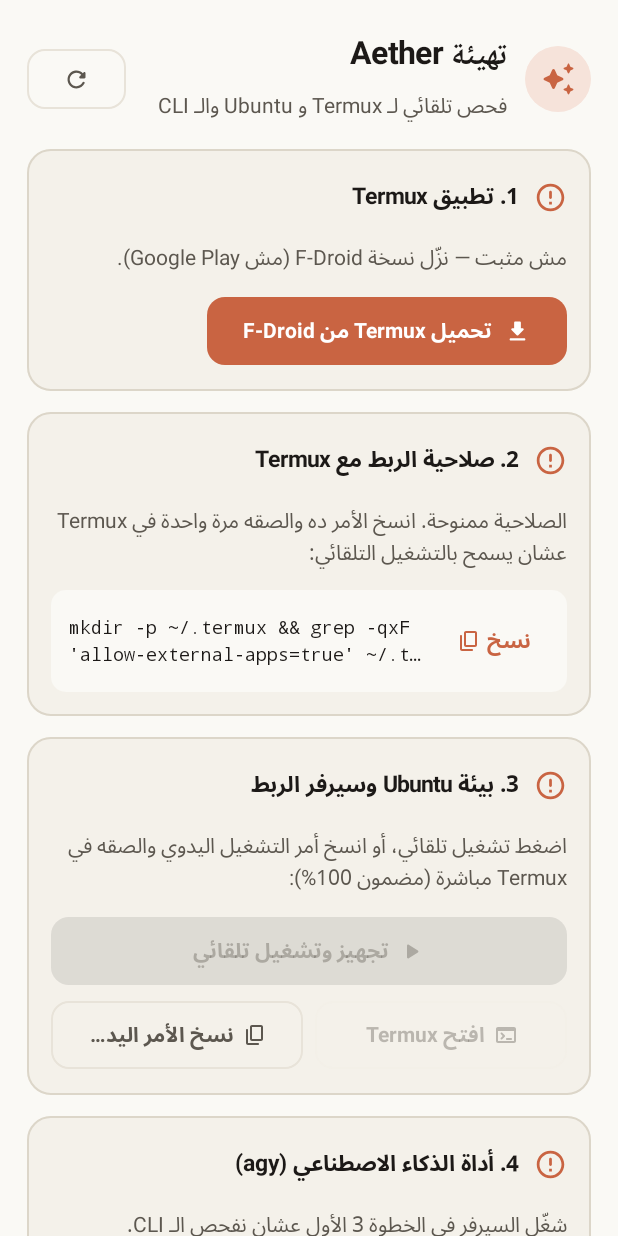
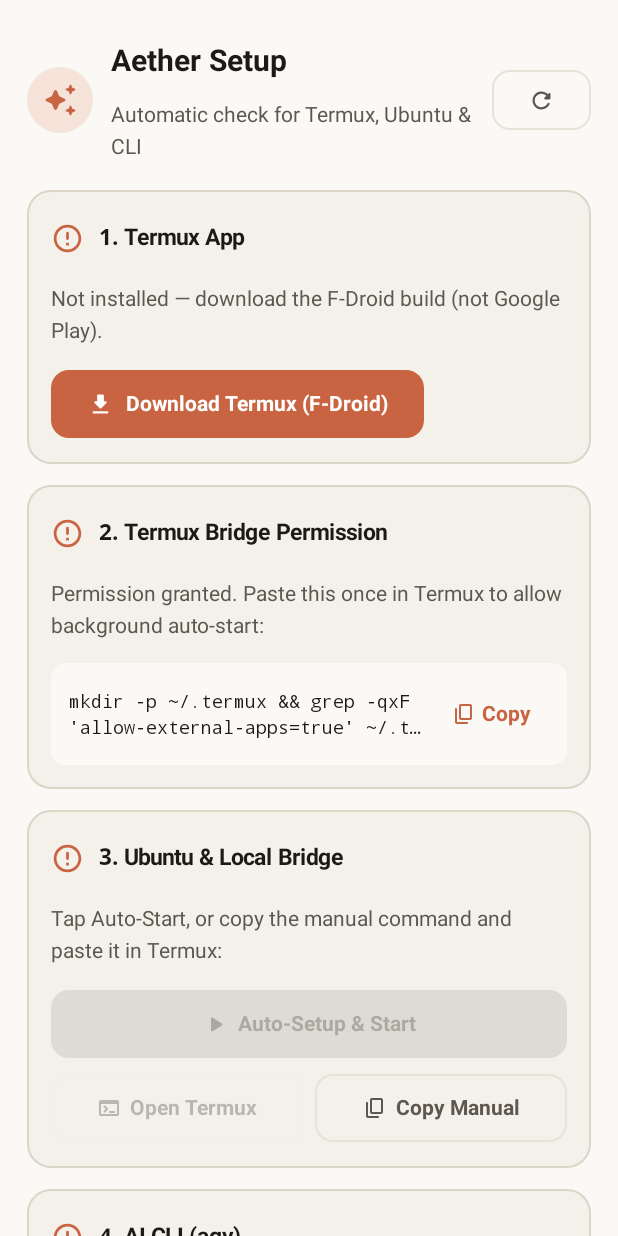
Before and after one commit to Khereba1/Aether, an Android app built with Jetpack Compose: the screen it shows after launch (MainActivity), on a phone screen of 412 x 824 dp. Run offline under Robolectric (Android 15) with nearby library versions, the phone set to English and light mode, and no system bars.

Commit message:
English UI, Markdown renderer, smart file download

```diff
--- a/app/build.gradle.kts
+++ b/app/build.gradle.kts
@@ -14,8 +14,8 @@ android {
         applicationId = "com.khereba1.aether"
         minSdk = 29
         targetSdk = 34
-        versionCode = 3
-        versionName = "1.0.2"
+        versionCode = 4
+        versionName = "1.1.0"
     }
 
     // Stable signing: when the env vars exist (GitHub Secrets) the release is signed with the fixed key,
--- a/app/src/main/java/com/khereba1/app/MainActivity.kt
+++ b/app/src/main/java/com/khereba1/app/MainActivity.kt
@@ -22,12 +22,12 @@ import androidx.compose.runtime.getValue
 import androidx.compose.runtime.remember
 import androidx.compose.ui.Modifier
 import androidx.core.content.FileProvider
+import com.khereba1.app.data.DownloadedArtifact
 import com.khereba1.app.data.TermuxBridge
 import com.khereba1.app.ui.AetherTheme
 import com.khereba1.app.ui.ChatScreen
 import com.khereba1.app.ui.SettingsScreen
 import com.khereba1.app.ui.SetupScreen
-import java.io.File
 
 class MainActivity : ComponentActivity() {
 
@@ -65,11 +65,11 @@ class MainActivity : ComponentActivity() {
                 }
             }
 
-            LaunchedEffect(state.lastExportedZip) {
-                val zipFile = state.lastExportedZip
-                if (zipFile != null && zipFile.exists()) {
-                    shareZipFile(zipFile)
-                    vm.clearLastExportedZip()
+            LaunchedEffect(state.lastExportedArtifact) {
+                val artifact = state.lastExportedArtifact
+                if (artifact != null && artifact.file.exists()) {
+                    shareArtifact(artifact)
+                    vm.clearLastExportedArtifact()
                 }
             }
 
@@ -106,6 +106,7 @@ class MainActivity : ComponentActivity() {
                                 onSaveRules = { vm.saveActiveRules(it) },
                                 onLoadFiles = { vm.loadActiveFiles() },
                                 onPickUploadFile = { filePickerLauncher.launch(arrayOf("*/*")) },
+                                onExportSingleFile = { path -> vm.exportSingleFile(path) },
                                 onExportZip = { vm.exportActiveProjectZip() },
                                 onOpenSettings = { vm.navigateTo(AppScreen.SETTINGS) },
                                 onOpenSetup = { vm.navigateTo(AppScreen.SETUP) },
@@ -145,19 +146,19 @@ class MainActivity : ComponentActivity() {
             }
         } catch (e: Exception) {
             AppLog.log("PICKER", "Failed to read picked file", e)
-            vm.showNotice("تعذر قراءة الملف المختار")
+            vm.showNotice("Could not read selected file")
         }
     }
 
-    private fun shareZipFile(file: File) {
+    private fun shareArtifact(artifact: DownloadedArtifact) {
         try {
-            val uri = FileProvider.getUriForFile(this, "$packageName.fileprovider", file)
+            val uri = FileProvider.getUriForFile(this, "$packageName.fileprovider", artifact.file)
             val intent = Intent(Intent.ACTION_SEND).apply {
-                type = "application/zip"
+                type = artifact.mimeType
                 putExtra(Intent.EXTRA_STREAM, uri)
                 addFlags(Intent.FLAG_GRANT_READ_URI_PERMISSION)
             }
-            startActivity(Intent.createChooser(intent, "مشاركة ${file.name}"))
+            startActivity(Intent.createChooser(intent, "Open or share ${artifact.file.name}"))
         } catch (e: Exception) {
             AppLog.log("SHARE", "Failed to open share sheet", e)
         }
--- a/app/src/main/java/com/khereba1/app/data/BridgeScripts.kt
+++ b/app/src/main/java/com/khereba1/app/data/BridgeScripts.kt
@@ -26,7 +26,8 @@ import time
 import zipfile
 from http.server import BaseHTTPRequestHandler, ThreadingHTTPServer
 from pathlib import Path
-from urllib.parse import unquote, urlparse
+import mimetypes
+from urllib.parse import parse_qs, unquote, urlparse
 
 PORT = int(os.environ.get("AETHER_PORT", "8765"))
 WORKSPACES = Path.home() / "aether_workspaces"
@@ -92,10 +93,10 @@ def build_cli_cmd(engine: str, custom_bin: str, model: str, prompt: str) -> tupl
     if not binary or shutil.which(binary) is None:
         return None, None
     if binary == "agy":
-        cmd = [binary, "--output-format", "stream-json"]
+        cmd = [binary, "-p", prompt, "--output-format", "stream-json"]
         if model:
             cmd += ["--model", model]
-        return cmd, prompt
+        return cmd, None
     if binary == "gemini":
         cmd = [binary, "-p", prompt, "--output-format", "stream-json"]
         if model:
@@ -120,6 +121,26 @@ def extract_stream_event(line: str):
         obj = json.loads(s)
     except Exception:
         return {"type": "delta", "text": s + "\n"}
+    ev_name = str(obj.get("event", "")).lower()
+    if ev_name == "step_update":
+        su = obj.get("step_update") or {}
+        td = su.get("text_delta")
+        if isinstance(td, str) and td:
+            return {"type": "delta", "text": td}
+        st = str(su.get("step_type", ""))
+        if st and st not in ("user_input", "agent_response") and su.get("state") == "ACTIVE":
+            return {"type": "tool", "name": str(su.get("tool_name") or st)}
+        return None
+    if ev_name == "result":
+        res = obj.get("result") or {}
+        if res.get("error"):
+            return {"type": "error", "text": str(res.get("error"))}
+        resp = res.get("response")
+        if isinstance(resp, str) and resp:
+            return {"type": "final", "text": resp}
+        return None
+    if ev_name == "init":
+        return None
     etype = str(obj.get("type", "")).lower()
     if etype in ("content_block_delta", "message_delta", "delta", "text", "assistant", "message"):
         for key in ("delta", "text", "content", "response", "message"):
@@ -216,6 +237,27 @@ class Handler(BaseHTTPRequestHandler):
                         st = child.stat()
                         files.append({"name": child.name, "size": st.st_size, "is_dir": child.is_dir()})
                 self._send_json(200, {"files": files})
+                return
+
+            if len(parts) == 3 and parts[0] == "projects" and parts[2] == "file":
+                p = project_dir(parts[1])
+                qs = parse_qs(parsed.query)
+                rel = (qs.get("path") or [""])[0].strip()
+                if not rel:
+                    self._send_json(400, {"error": "Missing path"})
+                    return
+                target = (p / rel).resolve()
+                if not str(target).startswith(str(p.resolve()) + os.sep) or not target.is_file():
+                    self._send_json(404, {"error": "File not found"})
+                    return
+                data = target.read_bytes()
+                ctype = mimetypes.guess_type(target.name)[0] or "application/octet-stream"
+                self.send_response(200)
+                self.send_header("Content-Type", ctype)
+                self.send_header("Content-Disposition", f'attachment; filename="{target.name}"')
+                self.send_header("Content-Length", str(len(data)))
+                self.end_headers()
+                self.wfile.write(data)
                 return
 
             if len(parts) == 3 and parts[0] == "projects" and parts[2] == "zip":
@@ -417,10 +459,9 @@ if [ ! -d "${'$'}PREFIX/var/lib/proot-distro/installed-rootfs/ubuntu" ]; then
   proot-distro install ubuntu
 fi
 proot-distro login ubuntu -- bash -c "$prepareUbuntu"
-if ! curl -fsS http://127.0.0.1:$port/health >/dev/null 2>&1; then
-  nohup proot-distro login ubuntu -- bash -c "AETHER_PORT=$port python3 ~/aether/aether_bridge.py" > ~/aether_bridge.log 2>&1 </dev/null &
-  sleep 2
-fi
+pkill -f aether_bridge.py 2>/dev/null || true
+nohup proot-distro login ubuntu -- bash -c "AETHER_PORT=$port python3 ~/aether/aether_bridge.py" > ~/aether_bridge.log 2>&1 </dev/null &
+sleep 2
 """.trimIndent()
     }
 
@@ -429,7 +470,7 @@ fi
      */
     fun cliSetupCommand(engine: CliEngine): String = when (engine) {
         CliEngine.ANTIGRAVITY ->
-            "proot-distro login ubuntu -- bash -c 'echo \"=== Aether: Antigravity CLI Setup ===\"; if ! command -v agy >/dev/null 2>&1; then echo \"Installing Antigravity CLI...\"; curl -fsSL https://antigravity.google/install.sh | bash; fi; agy --version; echo \"Starting sign-in (open the link in your browser)...\"; agy; exec bash'"
+            "proot-distro login ubuntu -- bash -c 'echo \"=== Aether: Antigravity CLI Setup ===\"; if ! command -v agy >/dev/null 2>&1; then echo \"Installing Antigravity CLI...\"; curl -fsSL https://antigravity.google/cli/install.sh | bash && ln -sf \"\$HOME/.local/bin/agy\" /usr/local/bin/agy; fi; agy --version; echo \"Starting sign-in (open the link in your browser)...\"; agy; exec bash'"
         CliEngine.GEMINI ->
             "proot-distro login ubuntu -- bash -c 'echo \"=== Aether: Gemini CLI Setup ===\"; if ! command -v npm >/dev/null 2>&1; then apt-get update -y && apt-get install -y nodejs npm; fi; npm install -g @google/gemini-cli; gemini --version; exec bash'"
         CliEngine.CLAUDE ->
--- a/app/src/main/java/com/khereba1/app/ui/SetupScreen.kt
+++ b/app/src/main/java/com/khereba1/app/ui/SetupScreen.kt
@@ -40,16 +40,13 @@ import androidx.compose.material3.Scaffold
 import androidx.compose.material3.Text
 import androidx.compose.material3.TextButton
 import androidx.compose.runtime.Composable
-import androidx.compose.runtime.CompositionLocalProvider
 import androidx.compose.ui.Alignment
 import androidx.compose.ui.Modifier
 import androidx.compose.ui.draw.clip
 import androidx.compose.ui.graphics.Color
 import androidx.compose.ui.platform.LocalContext
-import androidx.compose.ui.platform.LocalLayoutDirection
 import androidx.compose.ui.text.font.FontFamily
 import androidx.compose.ui.text.style.TextOverflow
-import androidx.compose.ui.unit.LayoutDirection
 import androidx.compose.ui.unit.dp
 import com.khereba1.app.AetherUiState
 import com.khereba1.app.data.BridgeScripts
@@ -101,12 +98,12 @@ fun SetupScreen(
                 Spacer(Modifier.width(12.dp))
                 Column(modifier = Modifier.weight(1f)) {
                     Text(
-                        text = "تهيئة Aether",
+                        text = "Aether Setup",
                         style = MaterialTheme.typography.headlineSmall,
                         color = MaterialTheme.colorScheme.onBackground
                     )
                     Text(
-                        text = "فحص تلقائي لـ Termux و Ubuntu والـ CLI",
+                        text = "Automatic check for Termux, Ubuntu & CLI",
                         style = MaterialTheme.typography.bodyMedium,
                         color = MaterialTheme.colorScheme.onSurfaceVariant
                     )
@@ -139,15 +136,14 @@ fun SetupScreen(
                 }
             }
 
-            // Step 1: Termux Installed
             StepCard(
                 stepNumber = "1",
-                title = "تطبيق Termux",
+                title = "Termux App",
                 ok = setup.termuxInstalled,
                 subtitle = if (setup.termuxInstalled) {
-                    "موجود ومثبت على جهازك."
+                    "Installed on your device."
                 } else {
-                    "مش مثبت — نزّل نسخة F-Droid (مش Google Play)."
+                    "Not installed — download the F-Droid build (not Google Play)."
                 }
             ) {
                 if (!setup.termuxInstalled) {
@@ -157,20 +153,19 @@ fun SetupScreen(
                     ) {
                         Icon(Icons.Rounded.Download, contentDescription = null, modifier = Modifier.size(18.dp))
                         Spacer(Modifier.width(8.dp))
-                        Text("تحميل Termux من F-Droid")
+                        Text("Download Termux (F-Droid)")
                     }
                 }
             }
 
-            // Step 2: RUN_COMMAND Permission + allow-external-apps
             StepCard(
                 stepNumber = "2",
-                title = "صلاحية الربط مع Termux",
+                title = "Termux Bridge Permission",
                 ok = setup.permissionGranted && health.reachable,
                 subtitle = if (setup.permissionGranted) {
-                    "الصلاحية ممنوحة. انسخ الأمر ده والصقه مرة واحدة في Termux عشان يسمح بالتشغيل التلقائي:"
+                    "Permission granted. Paste this once in Termux to allow background auto-start:"
                 } else {
-                    "تسمح لـ Aether يشغّل سيرفر Ubuntu تلقائياً أول ما تفتح التطبيق."
+                    "Allows Aether to wake your Ubuntu bridge automatically when opened."
                 }
             ) {
                 Column(verticalArrangement = Arrangement.spacedBy(8.dp)) {
@@ -179,29 +174,28 @@ fun SetupScreen(
                             onClick = onRequestPermission,
                             shape = RoundedCornerShape(12.dp)
                         ) {
-                            Text("منح صلاحية RUN_COMMAND")
+                            Text("Grant RUN_COMMAND")
                         }
                     }
                     CommandBox(
                         command = BridgeScripts.ENABLE_EXTERNAL_APPS_CMD,
                         onCopy = {
                             copyToClipboard(context, BridgeScripts.ENABLE_EXTERNAL_APPS_CMD)
-                            onCopiedNotice("تم نسخ أمر التفعيل — الصقه في Termux")
+                            onCopiedNotice("Command copied — paste it in Termux")
                         }
                     )
                 }
             }
 
-            // Step 3: Ubuntu + Bridge Server
             StepCard(
                 stepNumber = "3",
-                title = "بيئة Ubuntu وسيرفر الربط",
+                title = "Ubuntu & Local Bridge",
                 ok = health.reachable,
                 subtitle = if (health.reachable) {
-                    val envLabel = if (health.ubuntuReady) "Ubuntu جاهز" else "Python جاهز"
+                    val envLabel = if (health.ubuntuReady) "Ubuntu ready" else "Python ready"
                     "$envLabel · Python ${health.pythonVersion} · Port ${state.settings.port}"
                 } else {
-                    "اضغط تشغيل تلقائي، أو انسخ أمر التشغيل اليدوي والصقه في Termux مباشرة (مضمون 100%):"
+                    "Tap Auto-Start, or copy the manual command and paste it in Termux:"
                 }
             ) {
                 Column(verticalArrangement = Arrangement.spacedBy(8.dp)) {
@@ -213,7 +207,7 @@ fun SetupScreen(
                     ) {
                         Icon(Icons.Rounded.PlayArrow, contentDescription = null, modifier = Modifier.size(18.dp))
                         Spacer(Modifier.width(6.dp))
-                        Text("تجهيز وتشغيل تلقائي", maxLines = 1)
+                        Text("Auto-Setup & Start", maxLines = 1)
                     }
                     Row(
                         modifier = Modifier.fillMaxWidth(),
@@ -227,33 +221,32 @@ fun SetupScreen(
                         ) {
                             Icon(Icons.Rounded.Terminal, contentDescription = null, modifier = Modifier.size(16.dp))
                             Spacer(Modifier.width(6.dp))
-                            Text("افتح Termux", maxLines = 1, overflow = TextOverflow.Ellipsis)
+                            Text("Open Termux", maxLines = 1, overflow = TextOverflow.Ellipsis)
                         }
                         OutlinedButton(
                             onClick = {
                                 copyToClipboard(context, manualBridgeCmd)
-                                onCopiedNotice("تم نسخ أمر التشغيل — الصقه في Termux ثم اضغط تحديث")
+                                onCopiedNotice("Manual command copied — paste in Termux then tap Refresh")
                             },
                             modifier = Modifier.weight(1f),
                             shape = RoundedCornerShape(12.dp)
                         ) {
                             Icon(Icons.Rounded.ContentCopy, contentDescription = null, modifier = Modifier.size(16.dp))
                             Spacer(Modifier.width(6.dp))
-                            Text("نسخ الأمر اليدوي", maxLines = 1, overflow = TextOverflow.Ellipsis)
+                            Text("Copy Manual", maxLines = 1, overflow = TextOverflow.Ellipsis)
                         }
                     }
                 }
             }
 
-            // Step 4: CLI Engine (Antigravity / Gemini / Claude)
             StepCard(
                 stepNumber = "4",
-                title = "أداة الذكاء الاصطناعي (${state.settings.cliEngine.binary.ifBlank { "CLI" }})",
+                title = "AI CLI (${state.settings.cliEngine.binary.ifBlank { "CLI" }})",
                 ok = health.reachable && cliReady,
                 subtitle = when {
-                    !health.reachable -> "شغّل السيرفر في الخطوة 3 الأول عشان نفحص الـ CLI."
-                    cliReady -> "أداة ${state.settings.cliEngine.binary} مثبتة وجاهزة جوه Ubuntu!"
-                    else -> "أداة ${state.settings.cliEngine.binary} لسه مش مثبتة جوه Ubuntu. اضغط الزرار أو انسخ الأمر لتثبيتها وتسجيل الدخول."
+                    !health.reachable -> "Start the local bridge in Step 3 first."
+                    cliReady -> "${state.settings.cliEngine.binary} is installed and ready inside Ubuntu!"
+                    else -> "${state.settings.cliEngine.binary} is not installed yet. Tap below to install & sign in."
                 }
             ) {
                 if (health.reachable && !cliReady) {
@@ -265,13 +258,13 @@ fun SetupScreen(
                         ) {
                             Icon(Icons.Rounded.Terminal, contentDescription = null, modifier = Modifier.size(18.dp))
                             Spacer(Modifier.width(8.dp))
-                            Text("تثبيت وتسجيل دخول ${state.settings.cliEngine.binary}", maxLines = 1)
+                            Text("Install & Sign In (${state.settings.cliEngine.binary})", maxLines = 1)
                         }
                         CommandBox(
                             command = BridgeScripts.cliSetupCommand(state.settings.cliEngine),
                             onCopy = {
                                 copyToClipboard(context, BridgeScripts.cliSetupCommand(state.settings.cliEngine))
-                                onCopiedNotice("تم نسخ أمر التثبيت")
+                                onCopiedNotice("Install command copied")
                             }
                         )
                     }
@@ -288,7 +281,7 @@ fun SetupScreen(
                 shape = RoundedCornerShape(14.dp),
                 enabled = health.reachable
             ) {
-                Text("ابدأ الشغل في Aether", style = MaterialTheme.typography.titleMedium)
+                Text("Open Aether", style = MaterialTheme.typography.titleMedium)
             }
 
             if (!health.reachable) {
@@ -296,7 +289,7 @@ fun SetupScreen(
                     onClick = onContinueToChat,
                     modifier = Modifier.align(Alignment.CenterHorizontally)
                 ) {
-                    Text("تخطي مؤقتاً واستعراض الواجهة")
+                    Text("Skip for now")
                 }
             }
         }
@@ -347,7 +340,6 @@ private fun StepCard(
 
 @Composable
 private fun CommandBox(command: String, onCopy: () -> Unit) {
-    CompositionLocalProvider(LocalLayoutDirection provides LayoutDirection.Ltr) {
     Row(
         modifier = Modifier
             .fillMaxWidth()
@@ -368,8 +360,7 @@ private fun CommandBox(command: String, onCopy: () -> Unit) {
         TextButton(onClick = onCopy) {
             Icon(Icons.Rounded.ContentCopy, contentDescription = null, modifier = Modifier.size(16.dp))
             Spacer(Modifier.width(4.dp))
-                Text("نسخ")
-            }
+            Text("Copy")
         }
     }
 }
--- a/app/src/main/java/com/khereba1/app/ui/Theme.kt
+++ b/app/src/main/java/com/khereba1/app/ui/Theme.kt
@@ -17,17 +17,10 @@ import androidx.compose.ui.unit.LayoutDirection
 import androidx.compose.ui.unit.sp
 import com.khereba1.app.R
 
-// Claude-inspired warm editorial palette
 val TerracottaLight = Color(0xFFC96442)
 val TerracottaDark = Color(0xFFD97757)
 
-private val ClaudeEditorialSerif = FontFamily(
-    Font(R.font.noto_naskh_regular, FontWeight.Normal),
-    Font(R.font.noto_naskh_bold, FontWeight.SemiBold),
-    Font(R.font.noto_naskh_bold, FontWeight.Bold)
-)
-
-private val ClaudeUiSans = FontFamily(
+val AetherFont = FontFamily(
     Font(R.font.noto_sans_arabic_regular, FontWeight.Normal),
     Font(R.font.noto_sans_arabic_bold, FontWeight.Medium),
     Font(R.font.noto_sans_arabic_bold, FontWeight.SemiBold),
@@ -78,43 +71,43 @@ private val DarkColors = darkColorScheme(
 
 private val AetherTypography = Typography(
     headlineMedium = TextStyle(
-        fontFamily = ClaudeEditorialSerif,
+        fontFamily = AetherFont,
         fontWeight = FontWeight.Bold,
-        fontSize = 26.sp,
-        lineHeight = 36.sp
+        fontSize = 24.sp,
+        lineHeight = 32.sp
     ),
     headlineSmall = TextStyle(
-        fontFamily = ClaudeEditorialSerif,
+        fontFamily = AetherFont,
         fontWeight = FontWeight.Bold,
-        fontSize = 21.sp,
-        lineHeight = 30.sp
+        fontSize = 20.sp,
+        lineHeight = 28.sp
     ),
     titleMedium = TextStyle(
-        fontFamily = ClaudeUiSans,
+        fontFamily = AetherFont,
         fontWeight = FontWeight.SemiBold,
         fontSize = 15.sp,
         lineHeight = 22.sp
     ),
     bodyLarge = TextStyle(
-        fontFamily = ClaudeEditorialSerif,
+        fontFamily = AetherFont,
         fontWeight = FontWeight.Normal,
-        fontSize = 16.sp,
-        lineHeight = 26.sp
+        fontSize = 15.sp,
+        lineHeight = 24.sp
     ),
     bodyMedium = TextStyle(
-        fontFamily = ClaudeUiSans,
+        fontFamily = AetherFont,
         fontWeight = FontWeight.Normal,
         fontSize = 14.sp,
         lineHeight = 21.sp
     ),
     labelMedium = TextStyle(
-        fontFamily = ClaudeUiSans,
+        fontFamily = AetherFont,
         fontWeight = FontWeight.Medium,
         fontSize = 12.sp,
-        lineHeight = 18.sp
+        lineHeight = 17.sp
     ),
     labelLarge = TextStyle(
-        fontFamily = ClaudeUiSans,
+        fontFamily = AetherFont,
         fontWeight = FontWeight.SemiBold,
         fontSize = 14.sp,
         lineHeight = 20.sp
@@ -124,7 +117,7 @@ private val AetherTypography = Typography(
 @Composable
 fun AetherTheme(
     themeMode: String = "system",
-    language: String = "system",
+    language: String = "en",
     content: @Composable () -> Unit
 ) {
     val dark = when (themeMode) {
@@ -132,7 +125,7 @@ fun AetherTheme(
         "light" -> false
         else -> isSystemInDarkTheme()
     }
-    val direction = if (language == "en") LayoutDirection.Ltr else LayoutDirection.Rtl
+    val direction = if (language == "ar") LayoutDirection.Rtl else LayoutDirection.Ltr
     CompositionLocalProvider(LocalLayoutDirection provides direction) {
         MaterialTheme(
             colorScheme = if (dark) DarkColors else LightColors,
```
Also changed, not shown: app/src/main/java/com/khereba1/app/AetherViewModel.kt (+48 -30 lines), app/src/main/java/com/khereba1/app/data/BridgeClient.kt (+52 -9 lines), app/src/main/java/com/khereba1/app/ui/ChatScreen.kt (+86 -45 lines), app/src/main/java/com/khereba1/app/ui/MarkdownText.kt (added, +244 -0 lines), app/src/main/java/com/khereba1/app/ui/SettingsScreen.kt (+17 -30 lines), 1 other file. Lines whose indentation alone changed are shown as unchanged.
